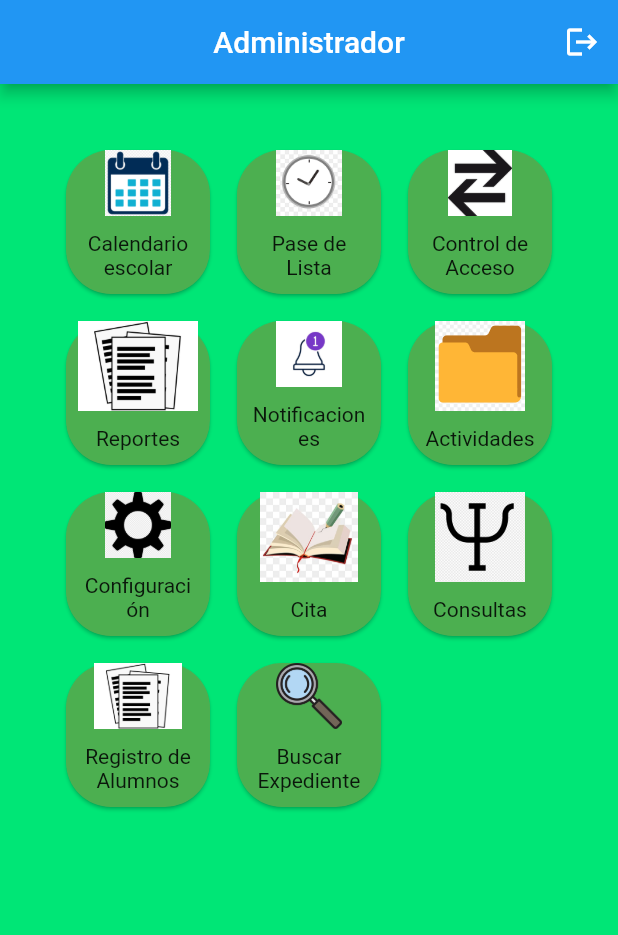
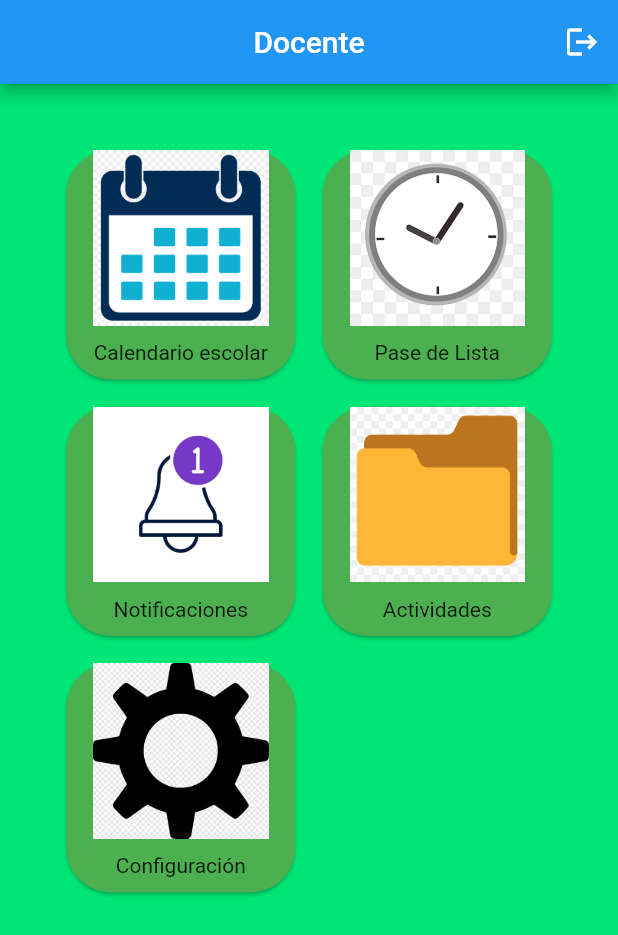
Before and after one commit to elvica20005/crud_firebase_270623, a Flutter app: the Teacher screen opened directly with empty values, on a phone screen of 412 x 824 dp. Shown: the top 935 px of the screen. Run offline on Flutter 3.47's test engine with Material 2 defaults, Android fonts, the phone set to English and light mode, and no system bars; our stand-ins replace cloud_firestore, firebase_auth, firebase_core, google_sign_in, image_picker; accounts and stored records are empty.

Commit message:
Zapotlán

```diff
--- a/lib/login_page/ingreso.dart
+++ b/lib/login_page/ingreso.dart
@@ -4,6 +4,7 @@ import 'package:firebase_auth/firebase_auth.dart';
 import 'package:flutter/material.dart';
 import 'login.dart';
 import 'model.dart';
+
 
 class ingreso extends StatefulWidget {
   const ingreso({Key? key}) : super(key: key);
--- a/lib/login_page/login.dart
+++ b/lib/login_page/login.dart
@@ -17,6 +17,7 @@ class _LoginPageState extends State<LoginPage> {
   final TextEditingController passwordController = TextEditingController();
 
   final _auth = FirebaseAuth.instance;
+
   @override
   Widget build(BuildContext context) {
     return Scaffold(
@@ -140,6 +141,7 @@ class _LoginPageState extends State<LoginPage> {
                                 builder: (context) => Forgotpass(),
                               ),
                             );
+                            Future.delayed(const Duration(milliseconds: 100));
                           },
                           child: const Text(
                             "¿Olvidó su password? ....",
--- a/lib/login_page/student.dart
+++ b/lib/login_page/student.dart
@@ -151,7 +151,7 @@ class _StudentState extends State<Student> {
                     ),
                     Container(
                       padding: EdgeInsets.all(10),
-                      child: const Text('Confiuración'),
+                      child: const Text('Configuración'),
                     ),
                   ],
                 ),
@@ -186,7 +186,5 @@ class _StudentState extends State<Student> {
     await FirebaseAuth.instance.signOut();
 
     Navigator.pushNamed(context, '/principal');
-
-
   }
 }
--- a/lib/login_page/teacher.dart
+++ b/lib/login_page/teacher.dart
@@ -45,8 +45,8 @@ class _TeacherState extends State<Teacher> {
     return Scaffold(
       backgroundColor: Colors.greenAccent.shade400,
       appBar: AppBar(
-        title: Text(
-          "Administrador",
+        title: const Text(
+          "Docente",
         ),
         centerTitle: true,
         automaticallyImplyLeading: false,
@@ -62,7 +62,7 @@ class _TeacherState extends State<Teacher> {
       body: SafeArea(
         child: GestureDetector(
           child: GridView.count(
-            crossAxisCount: 3,
+            crossAxisCount: 2,
             mainAxisSpacing: 10,
             crossAxisSpacing: 10,
             padding: const EdgeInsets.all(40),
@@ -113,44 +113,6 @@ class _TeacherState extends State<Teacher> {
                   children: <Widget>[
                     const Expanded(
                       child: Image(
-                        image: AssetImage("assets/control acceso.png"),
-                      ),
-                    ),
-                    Container(
-                      padding: EdgeInsets.all(10),
-                      child: Text('Control de Acceso',
-                          textAlign: TextAlign.center),
-                    ),
-                  ],
-                ),
-              ),
-              Card(
-                shape: RoundedRectangleBorder(
-                    borderRadius: BorderRadius.circular(30)),
-                color: Colors.green,
-                child: Column(
-                  children: <Widget>[
-                    const Expanded(
-                      child: Image(
-                        image: AssetImage("assets/reportes.jpeg"),
-                      ),
-                    ),
-                    Container(
-                      padding: EdgeInsets.all(10),
-                      child: Text('Reportes',
-                          textAlign: TextAlign.center),
-                    ),
-                  ],
-                ),
-              ),
-              Card(
-                shape: RoundedRectangleBorder(
-                    borderRadius: BorderRadius.circular(30)),
-                color: Colors.green,
-                child: Column(
-                  children: <Widget>[
-                    const Expanded(
-                      child: Image(
                         image: AssetImage("assets/notificaciones.jpg"),
                       ),
                     ),
@@ -187,12 +149,8 @@ class _TeacherState extends State<Teacher> {
                 color: Colors.green,
                 child: Column(
                   children: <Widget>[
-                    Expanded(
-                      //child: InkWell(
-                      //onTap: () {
-                      //Navigator.pushNamed(context, '/home');
-                      //},
-                      child: const Image(
+                    const Expanded(
+                      child: Image(
                         image: AssetImage("assets/confiuracion.png"),
                       ),
                     ),
@@ -200,82 +158,6 @@ class _TeacherState extends State<Teacher> {
                     Container(
                       padding: EdgeInsets.all(10),
                       child: const Text('Configuración',
-                          textAlign: TextAlign.center),
-                    ),
-                  ],
-                ),
-              ),
-              Card(
-                shape: RoundedRectangleBorder(
-                    borderRadius: BorderRadius.circular(30)),
-                color: Colors.green,
-                child: Column(
-                  children: <Widget>[
-                    const Expanded(
-                      child: Image(
-                        image: AssetImage("assets/cita.jpg"),
-                      ),
-                    ),
-                    Container(
-                      padding: EdgeInsets.all(10),
-                      child: const Text('Cita',
-                          textAlign: TextAlign.center),
-                    ),
-                  ],
-                ),
-              ),
-              Card(
-                shape: RoundedRectangleBorder(
-                    borderRadius: BorderRadius.circular(30)),
-                color: Colors.green,
-                child: Column(
-                  children: <Widget>[
-                    const Expanded(
-                      child: Image(
-                        image: AssetImage("assets/consultas.png"),
-                      ),
-                    ),
-                    Container(
-                      padding: EdgeInsets.all(10),
-                      child: const Text('Consultas',
-                          textAlign: TextAlign.center),
-                    ),
-                  ],
-                ),
-              ),
-              Card(
-                shape: RoundedRectangleBorder(
-                    borderRadius: BorderRadius.circular(30)),
-                color: Colors.green,
-                child: Column(
-                  children: <Widget>[
-                    const Expanded(
-                      child: Image(
-                        image: AssetImage("assets/reportes.jpeg"),
-                      ),
-                    ),
-                    Container(
-                      padding: EdgeInsets.all(10),
-                      child: const Text('Registro de Alumnos',
-                          textAlign: TextAlign.center),
-                    ),
-                  ],
-                ),
-              ),
-              Card(
-                shape: RoundedRectangleBorder(
-                    borderRadius: BorderRadius.circular(30)),
-                color: Colors.green,
-                child: Column(
-                  children: <Widget>[
-                    const Expanded(
-                      child: Image(
-                        image: AssetImage("assets/buscar.png"),
-                      ),
-                    ),
-                    Container(
-                      padding: EdgeInsets.all(10),
-                      child: const Text('Buscar Expediente',
                           textAlign: TextAlign.center),
                     ),
                   ],
```
Also changed, not shown: lib/login_page/forgot.dart (+29 -39 lines), lib/login_page/monitor.dart (+5 -6 lines), lib/login_page/register.dart (+7 -1 lines), lib/pages/principal.dart (+21 -29 lines). Lines whose indentation alone changed are shown as unchanged.
